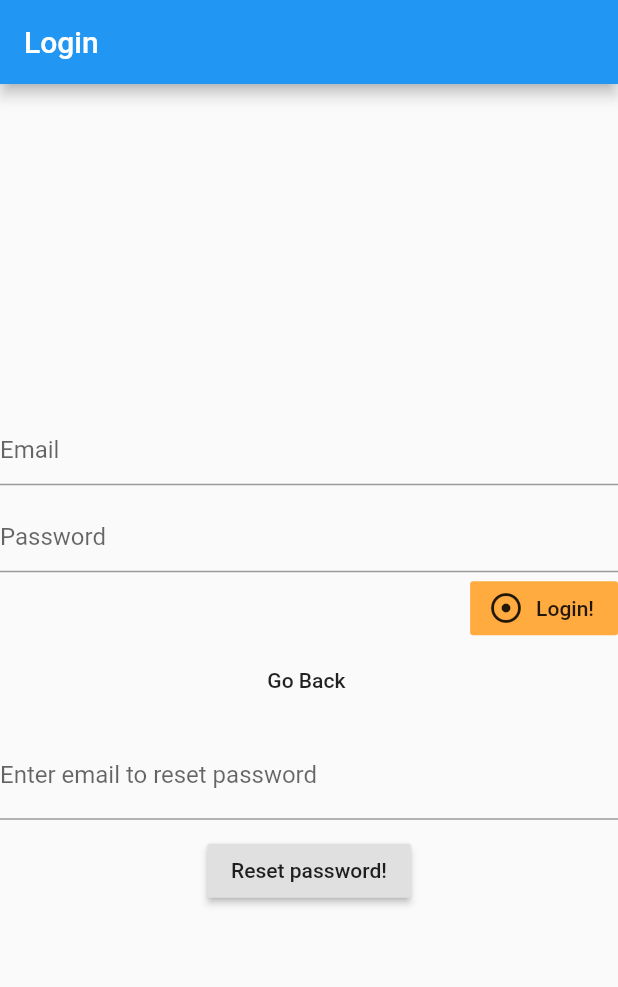
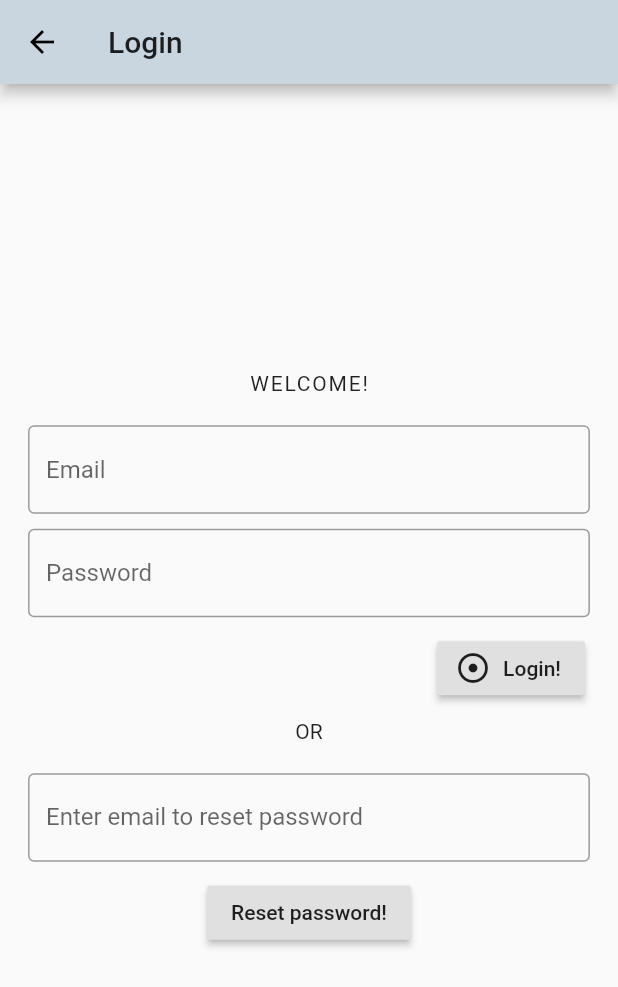
Before and after one commit to yash-dxt/notes-firebase, a Flutter app: the screen it shows after launch, after a tap on "Login!", on a phone screen of 412 x 824 dp. Shown: the top 987 px of the screen. Run offline on Flutter 3.47's test engine with Material 2 defaults, Android fonts, the phone set to English and light mode, and no system bars; our stand-ins replace cloud_firestore, firebase_auth, modal_progress_hud; accounts and stored records are empty.

Commit message:
Updated the UI

```diff
--- a/lib/main.dart
+++ b/lib/main.dart
@@ -1,6 +1,5 @@
 import 'package:firebase_notes/providers/auth_data.dart';
 import 'package:firebase_notes/providers/note_data.dart';
-import 'package:firebase_notes/screens/authscreens/settings_screen.dart';
 import 'package:firebase_notes/screens/authscreens/welcome_screen.dart';
 import 'package:firebase_notes/screens/notes_screen.dart';
 import 'package:firebase_notes/services/firestore_service.dart';
@@ -28,18 +27,22 @@ class MyApp extends StatelessWidget {
   Widget build(BuildContext context) {
     return MaterialApp(
       theme: ThemeData(
-        backgroundColor: Colors.grey,
-      ),
+          backgroundColor: Color(0xFFf0f5f9),
+          cardColor: Color(0xFFc9d6df),
+          primaryColor: Color(0xFFc9d6df),
+          accentColor: Color(0xFF52616b),
+          ),
       debugShowCheckedModeBanner: false,
       home: Provider.of<AuthData>(context, listen: false).user == null
           ? WelcomeScreen()
           : StreamProvider(
               create: (BuildContext context) {
                 final firebaseService = FirestoreService();
-                return firebaseService
-                    .getNotes(Provider.of<AuthData>(context, listen: false).user.email);
+                return firebaseService.getNotes(
+                    Provider.of<AuthData>(context, listen: false).user.email);
               },
-              child: NotesScreen(Provider.of<AuthData>(context, listen: false).user.email)),
+              child: NotesScreen(
+                  Provider.of<AuthData>(context, listen: false).user.email)),
     );
   }
 }
--- a/lib/screens/authscreens/login_screen.dart
+++ b/lib/screens/authscreens/login_screen.dart
@@ -26,19 +26,30 @@ class LoginScreen extends StatelessWidget {
                 child: Column(
                   mainAxisAlignment: MainAxisAlignment.center,
                   children: [
-                    TextFormField(
-                      decoration: InputDecoration(hintText: 'Email'),
+                    Text('WELCOME!', style: TextStyle(fontWeight: FontWeight.w400, letterSpacing: 1.2),),
+                    SizedBox(
+                      height: 20,
+                    ),
+                    Container(
+                      width: MediaQuery.of(context).size.width / 1.1,
+                      child: TextFormField(
+                        decoration: InputDecoration(
+                            hintText: 'Email', border: OutlineInputBorder()),
                         validator: (input) =>
                             input.isNotEmpty ? null : "Enter a valid email!",
                         onChanged: (value) {
                           email = value;
                         },
                       ),
+                    ),
                     SizedBox(
                       height: 10,
                     ),
-                    TextFormField(
-                      decoration: InputDecoration(hintText: 'Password'),
+                    Container(
+                      width: MediaQuery.of(context).size.width / 1.1,
+
+                      child: TextFormField(
+                        decoration: InputDecoration(hintText: 'Password', border: OutlineInputBorder()),
                         validator: (input) => input.length > 6
                             ? null
                             : "Enter a password greater than 6 characters",
@@ -47,12 +58,15 @@ class LoginScreen extends StatelessWidget {
                           password = value;
                         },
                       ),
+                    ),
+                    SizedBox(height: 10,),
                     Row(
                       mainAxisAlignment: MainAxisAlignment.end,
                       children: [
-                        FlatButton.icon(
+                        RaisedButton.icon(
                           onPressed: () async {
                             if (_formKey.currentState.validate()) {
+                              try {
                                 authData.changeBool();
 
                                 await authData.signIn(email, password);
@@ -69,32 +83,33 @@ class LoginScreen extends StatelessWidget {
                                                   .getNotes(email);
                                             },
                                             child: NotesScreen(email))));
+                              } on Exception catch (e) {
+                                print('error!');
+                              }
                             }
                           },
                           icon: Icon(Icons.adjust),
                           label: Text('Login!'),
-                          color: Colors.orangeAccent,
                         ),
+                        SizedBox(width: 22,)
                       ],
                     ),
-                    FlatButton(
-                      child: Text('Go Back '),
-                      onPressed: () {
-                        Navigator.pushReplacement(
-                            context,
-                            MaterialPageRoute(
-                                builder: (context) => WelcomeScreen()));
-                      },
+                    SizedBox(height: 10,),
+                    Text('OR'),
+                    SizedBox(
+                      height: 20,
                     ),
-                    SizedBox(
-                      height: 10,
-                    ),
-                    TextField(
+                    Container(
+                      width: MediaQuery.of(context).size.width / 1.1,
+
+                      child: TextField(
                         onChanged: (value) {
                           recoverAccountEmail = value;
                         },
                         decoration: InputDecoration(
+                          border: OutlineInputBorder(),
                             labelText: 'Enter email to reset password'),
+                      ),
                     ),
                     SizedBox(
                       height: 10,
--- a/lib/screens/authscreens/welcome_screen.dart
+++ b/lib/screens/authscreens/welcome_screen.dart
@@ -7,38 +7,33 @@ class WelcomeScreen extends StatelessWidget {
   @override
   Widget build(BuildContext context) {
     return Scaffold(
-      backgroundColor: Colors.cyan,
       body: Column(
         mainAxisAlignment: MainAxisAlignment.center,
         children: [
-          Text('Notes'),
+          Text('NOTES', style: TextStyle(fontSize: 25, letterSpacing: 1.2),),
           SizedBox(
             height: 20,
           ),
           Row(
-            mainAxisAlignment: MainAxisAlignment.center,
+            mainAxisAlignment: MainAxisAlignment.spaceEvenly,
             children: [
-              FlatButton.icon(
+              RaisedButton.icon(
                 onPressed: () {
-                  Navigator.pushReplacement(context,
+                  Navigator.push(context,
                       MaterialPageRoute(builder: (context) => LoginScreen()));
                 },
-                icon: Icon(Icons.adjust),
+                icon: Icon(Icons.fingerprint, color: Colors.blueAccent,),
                 label: Text('Login!'),
-                color: Colors.orangeAccent,
               ),
-              SizedBox(
-                width: 10,
-              ),
-              FlatButton.icon(
+
+              RaisedButton.icon(
                   onPressed: () {
-                    Navigator.pushReplacement(
+                    Navigator.push(
                         context,
                         MaterialPageRoute(
                             builder: (context) => SignUpScreen()));
                   },
-                  color: Colors.orangeAccent,
-                  icon: Icon(Icons.arrow_drop_down_circle),
+                  icon: Icon(Icons.person_add, color: Colors.blueAccent,),
                   label: Text('Sign Up!')),
             ],
           )
```
Also changed, not shown: lib/screens/authscreens/settings_screen.dart (+19 -43 lines), lib/screens/authscreens/signup_screen.dart (+26 -16 lines). Lines whose indentation alone changed are shown as unchanged.
